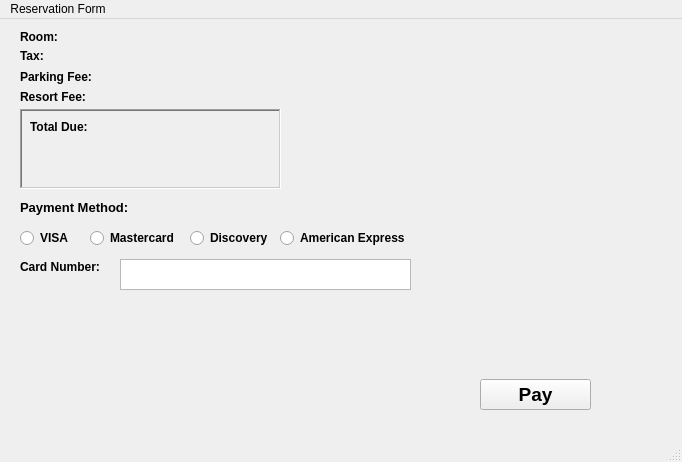
Qt form mainwindow.ui (JMielbrecht-Class-Projects/Lab2_CSC3220_ReservationForm_JMielbrecht) before a commit.
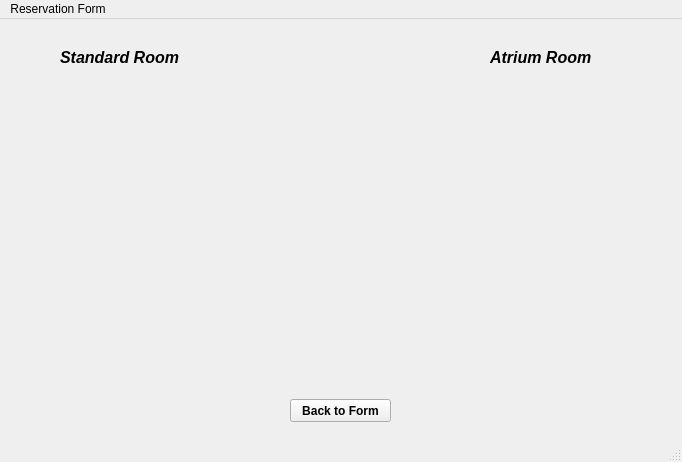
The same form after that commit.

Commit message:
Added "Standard vs Atrium" page
Includes descriptions of Standard and Atrium rooms, plus a back button to continue finishing the form

The edit to the form file:
```diff
--- a/mainwindow.ui
+++ b/mainwindow.ui
@@ -30,7 +30,7 @@
      </font>
     </property>
     <property name="currentIndex">
-     <number>1</number>
+     <number>3</number>
     </property>
     <widget class="QWidget" name="p1">
      <widget class="QLabel" name="Name">
@@ -542,7 +542,82 @@
       </property>
      </widget>
     </widget>
-    <widget class="QWidget" name="p3"/>
+    <widget class="QWidget" name="p3">
+     <widget class="QLabel" name="label">
+      <property name="geometry">
+       <rect>
+        <x>10</x>
+        <y>10</y>
+        <width>191</width>
+        <height>41</height>
+       </rect>
+      </property>
+      <property name="font">
+       <font>
+        <pointsize>14</pointsize>
+        <italic>true</italic>
+        <underline>true</underline>
+       </font>
+      </property>
+      <property name="text">
+       <string>CONFIRMATION</string>
+      </property>
+     </widget>
+    </widget>
+    <widget class="QWidget" name="page">
+     <widget class="QLabel" name="label_2">
+      <property name="geometry">
+       <rect>
+        <x>60</x>
+        <y>30</y>
+        <width>131</width>
+        <height>16</height>
+       </rect>
+      </property>
+      <property name="font">
+       <font>
+        <pointsize>12</pointsize>
+        <italic>true</italic>
+       </font>
+      </property>
+      <property name="text">
+       <string>Standard Room</string>
+      </property>
+     </widget>
+     <widget class="QLabel" name="label_3">
+      <property name="geometry">
+       <rect>
+        <x>490</x>
+        <y>30</y>
+        <width>121</width>
+        <height>16</height>
+       </rect>
+      </property>
+      <property name="font">
+       <font>
+        <pointsize>12</pointsize>
+        <italic>true</italic>
+        <underline>false</underline>
+       </font>
+      </property>
+      <property name="text">
+       <string>Atrium Room</string>
+      </property>
+     </widget>
+     <widget class="QPushButton" name="bktoForm">
+      <property name="geometry">
+       <rect>
+        <x>290</x>
+        <y>380</y>
+        <width>101</width>
+        <height>23</height>
+       </rect>
+      </property>
+      <property name="text">
+       <string>Back to Form</string>
+      </property>
+     </widget>
+    </widget>
    </widget>
   </widget>
   <widget class="QMenuBar" name="menubar">
```
Left out of the diff: 30 changed lines with no effect on the pictures.
